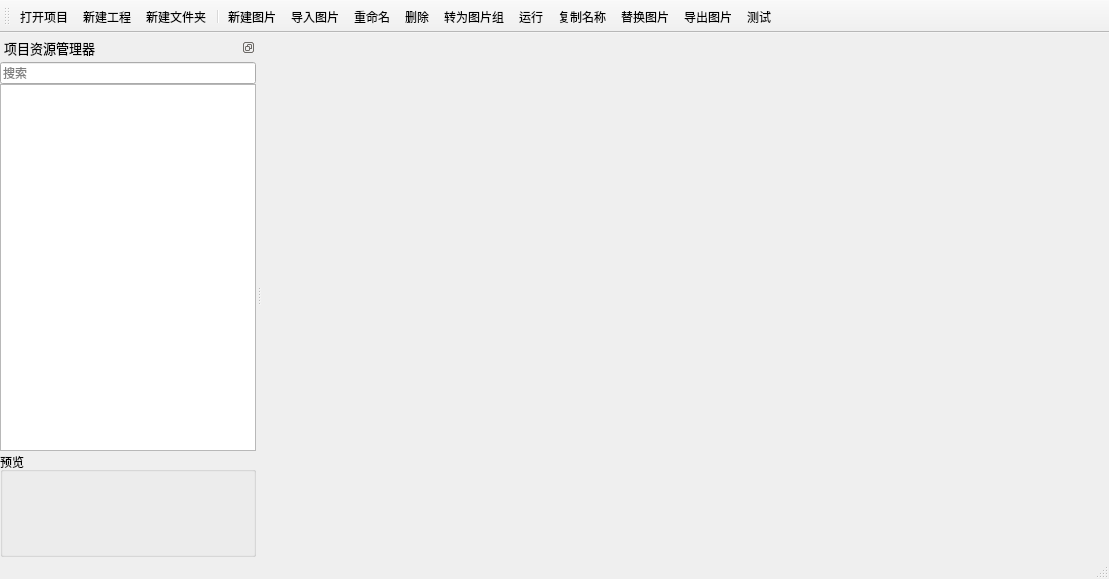
Before: the Qt Designer form BmpManager/mainwindow.ui in luckyPtr/BitmapStudio, drawn with Qt 5.
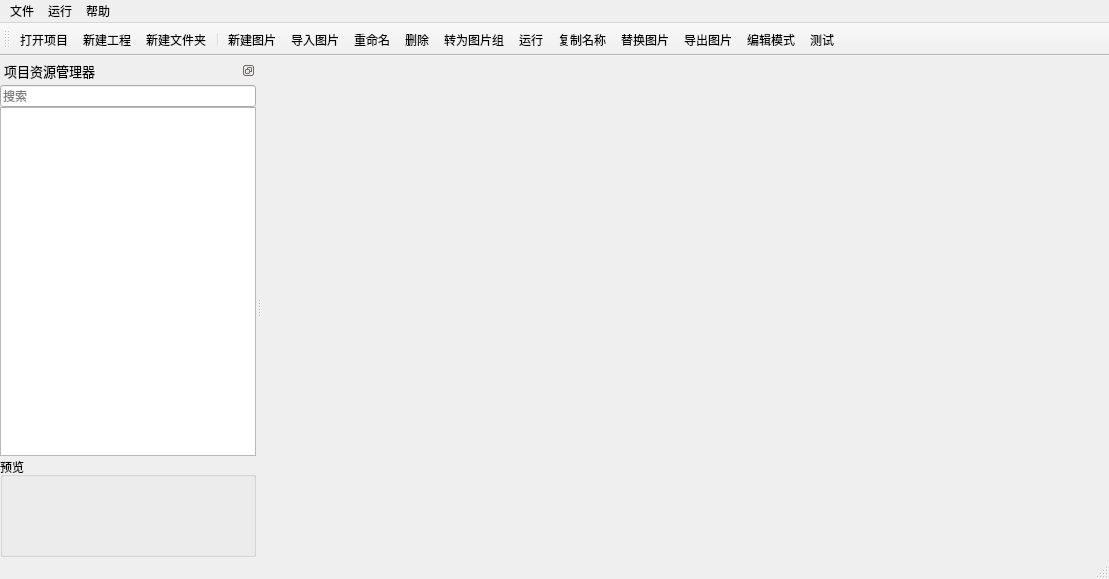
After: the same form once the commit is applied. Icons and pictures are not drawn. Custom widgets are drawn as their Qt base class.

Commit message: 新增像素图编辑器的编辑模式选择

```diff
--- a/BmpManager/mainwindow.ui
+++ b/BmpManager/mainwindow.ui
@@ -111,6 +111,24 @@
      <height>20</height>
     </rect>
    </property>
+   <widget class="QMenu" name="menu">
+    <property name="title">
+     <string>文件</string>
+    </property>
+   </widget>
+   <widget class="QMenu" name="menu_2">
+    <property name="title">
+     <string>运行</string>
+    </property>
+   </widget>
+   <widget class="QMenu" name="menu_3">
+    <property name="title">
+     <string>帮助</string>
+    </property>
+   </widget>
+   <addaction name="menu"/>
+   <addaction name="menu_2"/>
+   <addaction name="menu_3"/>
   </widget>
   <widget class="QStatusBar" name="statusbar"/>
   <widget class="QDockWidget" name="dockProject">
@@ -316,6 +334,7 @@
    <addaction name="actCopyName"/>
    <addaction name="actReplaceImage"/>
    <addaction name="actExport"/>
+   <addaction name="actEditMode"/>
    <addaction name="actTest"/>
   </widget>
   <action name="actOpenProject">
@@ -455,6 +474,18 @@
     <string>导出图片</string>
    </property>
   </action>
+  <action name="actEditMode">
+   <property name="checkable">
+    <bool>true</bool>
+   </property>
+   <property name="icon">
+    <iconset resource="Img.qrc">
+     <normaloff>:/Image/PixelEditor/Edit.svg</normaloff>:/Image/PixelEditor/Edit.svg</iconset>
+   </property>
+   <property name="text">
+    <string>编辑模式</string>
+   </property>
+  </action>
  </widget>
  <customwidgets>
   <customwidget>
```
The commit also changes 9 other files.
